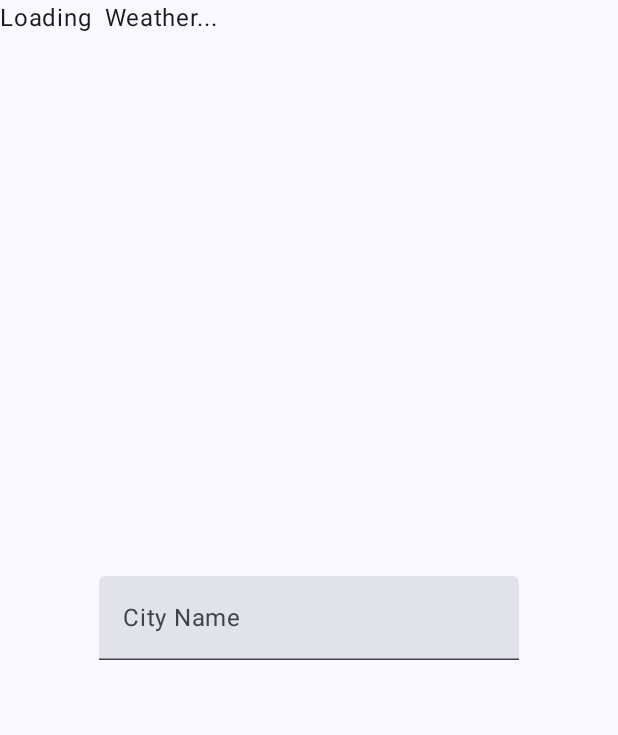
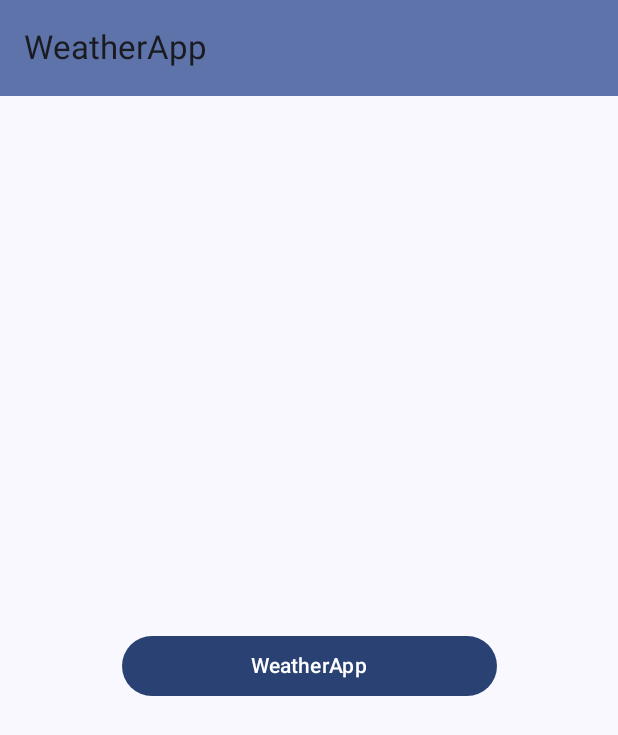
Before and after one commit to abhinavvrm2020/WeatherApp, an Android app built with Jetpack Compose: the screen it shows after launch (MainActivity), on a phone screen of 412 x 824 dp. Shown: the top 735 px of the screen. Run offline under Robolectric (Android 15) with nearby library versions, the phone set to English and light mode, and no system bars.

Commit message:
Added UI

```diff
--- a/app/build.gradle.kts
+++ b/app/build.gradle.kts
@@ -50,6 +50,9 @@ android {
 }
 
 dependencies {
+    implementation(libs.androidx.lifecycle.runtime.ktx.v262)
+    implementation(libs.androidx.lifecycle.viewmodel.compose)
+    implementation(libs.androidx.navigation.compose)
     implementation(libs.gson)
     implementation(libs.retrofit)
     implementation(libs.converter.gson)
--- /dev/null
+++ b/app/src/main/java/com/example/weatherapp/HomeScreen.kt
@@ -0,0 +1,34 @@
+package com.example.weatherapp
+
+import androidx.annotation.StringRes
+import androidx.compose.foundation.layout.Arrangement
+import androidx.compose.foundation.layout.Column
+import androidx.compose.foundation.layout.fillMaxSize
+import androidx.compose.foundation.layout.widthIn
+import androidx.compose.material3.Button
+import androidx.compose.material3.Text
+import androidx.compose.runtime.Composable
+import androidx.compose.ui.Alignment
+import androidx.compose.ui.Modifier
+import androidx.compose.ui.res.stringResource
+import androidx.compose.ui.unit.dp
+
+@Composable
+fun HomeScreen(
+    @StringRes labelResourceId: Int,
+    onNextButtonClicked: () -> Unit,
+    modifier: Modifier = Modifier
+) {
+    Column(
+        modifier = Modifier.fillMaxSize(),
+        verticalArrangement = Arrangement.Center,
+        horizontalAlignment = Alignment.CenterHorizontally
+    ) {
+        Button(
+            onClick = onNextButtonClicked,
+            modifier = modifier.widthIn(min = 250.dp)
+        ) {
+            Text(stringResource(labelResourceId))
+        }
+    }
+}
--- a/app/src/main/java/com/example/weatherapp/MainActivity.kt
+++ b/app/src/main/java/com/example/weatherapp/MainActivity.kt
@@ -1,37 +1,13 @@
 package com.example.weatherapp
 
 import android.os.Bundle
-import android.util.Log
 import androidx.activity.ComponentActivity
 import androidx.activity.compose.setContent
 import androidx.activity.enableEdgeToEdge
-import androidx.compose.foundation.layout.Box
-import androidx.compose.foundation.layout.Column
-import androidx.compose.foundation.layout.Spacer
 import androidx.compose.foundation.layout.fillMaxSize
-import androidx.compose.foundation.layout.height
-import androidx.compose.foundation.layout.padding
-import androidx.compose.material3.MaterialTheme
 import androidx.compose.material3.Scaffold
-import androidx.compose.material3.Surface
-import androidx.compose.material3.Text
-import androidx.compose.material3.TextField
-import androidx.compose.runtime.Composable
-import androidx.compose.runtime.LaunchedEffect
-import androidx.compose.runtime.getValue
-import androidx.compose.runtime.mutableStateOf
-import androidx.compose.runtime.remember
-import androidx.compose.runtime.rememberCoroutineScope
-import androidx.compose.runtime.setValue
-import androidx.compose.ui.Alignment
 import androidx.compose.ui.Modifier
-import androidx.compose.ui.unit.dp
-import com.example.weatherapp.config.RetrofitClient
-import com.example.weatherapp.service.WeatherServiceImpl
 import com.example.weatherapp.ui.theme.WeatherAppTheme
-import com.google.gson.JsonObject
-import kotlinx.coroutines.async
-import kotlinx.coroutines.launch
 
 class MainActivity : ComponentActivity() {
     override fun onCreate(savedInstanceState: Bundle?) {
@@ -39,68 +15,8 @@ class MainActivity : ComponentActivity() {
         enableEdgeToEdge()
         setContent {
             WeatherAppTheme {
-                Scaffold(modifier = Modifier.fillMaxSize()) { innerPadding ->
-                    HomeScreen(modifier = Modifier.padding(innerPadding))
-                }
+                WeatherApp()
             }
         }
     }
 }
-
-@Composable
-fun HomeScreen(modifier: Modifier = Modifier) {
-    var cityName by remember { mutableStateOf("") }
-    Surface(
-        modifier = Modifier.fillMaxSize(),
-        color = MaterialTheme.colorScheme.background
-    ) {
-        Box(
-            modifier = Modifier.fillMaxSize(),
-            contentAlignment = Alignment.Center
-        ) {
-            Column(
-                horizontalAlignment = Alignment.CenterHorizontally
-            ) {
-                TextField(
-                    value = cityName,
-                    onValueChange = { cityName = it },
-                    label = { Text("City Name") },
-                    placeholder = { Text("Type something...") },
-                    singleLine = true,
-                    modifier = Modifier.padding(16.dp)
-                )
-            }
-        }
-    }
-    WeatherScreen(modifier = Modifier.fillMaxSize(), cityName)
-}
-
-@Composable
-fun WeatherScreen(modifier: Modifier = Modifier, cityName: String) {
-    val weatherService = WeatherServiceImpl(RetrofitClient.weatherRetrofitClient)
-    var weatherData1 by remember { mutableStateOf<JsonObject?>(null) }
-
-    val coroutineScope = rememberCoroutineScope()
-
-    LaunchedEffect(Unit) {
-        coroutineScope.launch {
-            try {
-                val job1 = async { weatherService.getCityWeather(cityName) }
-                weatherData1 = job1.await() // Await until the response is received
-            } catch (e: Exception) {
-                Log.e("Main", "Error occurred while fetching weather: ${e.message}")
-                throw e
-            }
-        }
-    }
-
-    Column(modifier = modifier) {
-        weatherData1?.let { data ->
-            val main1: JsonObject = data.getAsJsonObject("main")
-            val temp1: String = main1.get("temp").asString
-            Text(text = temp1)
-        } ?: Text(text = "Loading $cityName Weather...")
-
-        Spacer(modifier = Modifier.height(10.dp))
-    }
-}
--- /dev/null
+++ b/app/src/main/java/com/example/weatherapp/WeatherApp.kt
@@ -0,0 +1,114 @@
+package com.example.weatherapp
+
+import androidx.annotation.StringRes
+import androidx.compose.foundation.layout.padding
+import androidx.compose.material.icons.Icons
+import androidx.compose.material.icons.filled.ArrowBack
+import androidx.compose.material3.ExperimentalMaterial3Api
+import androidx.compose.material3.Icon
+import androidx.compose.material3.IconButton
+import androidx.compose.material3.MaterialTheme
+import androidx.compose.material3.Scaffold
+import androidx.compose.material3.Text
+import androidx.compose.material3.TopAppBar
+import androidx.compose.material3.TopAppBarDefaults
+import androidx.compose.runtime.Composable
+import androidx.compose.runtime.collectAsState
+import androidx.compose.runtime.getValue
+import androidx.compose.ui.Modifier
+import androidx.compose.ui.res.stringResource
+import com.example.weatherapp.viewModel.WeatherViewModel
+import androidx.lifecycle.viewmodel.compose.viewModel
+import androidx.navigation.NavHostController
+import androidx.navigation.compose.NavHost
+import androidx.navigation.compose.composable
+import androidx.navigation.compose.currentBackStackEntryAsState
+import androidx.navigation.compose.rememberNavController
+
+enum class WeatherAppScreen(@StringRes val title: Int) {
+    Start(title = R.string.app_name),
+    Search(title = R.string.search),
+    Result(title = R.string.result),
+}
+
+@OptIn(ExperimentalMaterial3Api::class)
+@Composable
+fun WeatherAppBar(
+    currentScreen: WeatherAppScreen,
+    canNavigateBack: Boolean,
+    navigateUp: () -> Unit,
+    modifier: Modifier = Modifier
+) {
+    TopAppBar(
+        title = { Text(stringResource(currentScreen.title)) },
+        colors = TopAppBarDefaults.mediumTopAppBarColors(
+            containerColor = MaterialTheme.colorScheme.primaryContainer
+        ),
+        modifier = modifier,
+        navigationIcon = {
+            if (canNavigateBack) {
+                IconButton(onClick = navigateUp) {
+                    Icon(
+                        imageVector = Icons.Filled.ArrowBack,
+                        contentDescription = stringResource(R.string.back_button)
+                    )
+                }
+            }
+        }
+    )
+}
+
+@Composable
+fun WeatherApp(
+    viewModel: WeatherViewModel = viewModel(),
+    navController: NavHostController = rememberNavController()
+) {
+    val backStackEntry by navController.currentBackStackEntryAsState()
+    val currentScreen = WeatherAppScreen.valueOf(
+        backStackEntry?.destination?.route ?: WeatherAppScreen.Start.name
+    )
+    Scaffold (
+        topBar = {
+            WeatherAppBar(
+                currentScreen = currentScreen,
+                canNavigateBack = navController.previousBackStackEntry != null,
+                navigateUp = {navController.navigateUp()}
+            )
+        }
+    ) { innerPadding ->
+        val uiState by viewModel.uiState.collectAsState()
+        NavHost(
+            navController = navController,
+            startDestination = WeatherAppScreen.Start.name,
+            modifier = Modifier.padding(innerPadding)
+        ) {
+            composable(route = WeatherAppScreen.Start.name) {
+                HomeScreen(
+                    R.string.app_name,
+                    onNextButtonClicked = {
+                        navController.navigate(WeatherAppScreen.Search.name)
+                    }
+                )
+            }
+            composable(route = WeatherAppScreen.Search.name) {
+                SearchScreen(
+                    onCityNameEntered = { viewModel.setCityName(it) },
+                    onNextButtonClicked = { navController.navigate(WeatherAppScreen.Result.name) }
+                )
+            }
+            composable(route = WeatherAppScreen.Result.name) {
+                ResultScreen(
+                    cityName = uiState.cityName
+                )
+            }
+        }
+    }
+}
+
+private fun cancelOrderAndNavigateToStart(
+    viewModel: WeatherViewModel,
+    navController: NavHostController
+) {
+    viewModel.resetDetails()
+    navController.popBackStack(WeatherAppScreen.Start.name, inclusive = false)
+}
--- /dev/null
+++ b/app/src/main/java/com/example/weatherapp/data/WeatherUiState.kt
@@ -0,0 +1,6 @@
+package com.example.weatherapp.data
+
+data class WeatherUiState(
+    val temperature: String,
+    val cityName: String
+)
--- /dev/null
+++ b/app/src/main/java/com/example/weatherapp/model/Weather.kt
@@ -0,0 +1,3 @@
+package com.example.weatherapp.model
+
+data class Weather(val temperature: String, val cityName: String)
--- /dev/null
+++ b/app/src/main/java/com/example/weatherapp/viewModel/WeatherViewModel.kt
@@ -0,0 +1,29 @@
+package com.example.weatherapp.viewModel
+
+import androidx.lifecycle.ViewModel
+import com.example.weatherapp.data.WeatherUiState
+import kotlinx.coroutines.flow.MutableStateFlow
+import kotlinx.coroutines.flow.StateFlow
+import kotlinx.coroutines.flow.asStateFlow
+import kotlinx.coroutines.flow.update
+
+class WeatherViewModel: ViewModel() {
+    private val _uiState = MutableStateFlow(WeatherUiState("", ""))
+    val uiState: StateFlow<WeatherUiState> =_uiState.asStateFlow()
+
+    fun setTemperature(temperatureFromApi: String) {
+        _uiState.update { currentState ->
+            currentState.copy(temperature = temperatureFromApi)
+        }
+    }
+
+    fun setCityName(cityNameFromSearchBar: String) {
+        _uiState.update { currentState ->
+            currentState.copy(cityName = cityNameFromSearchBar)
+        }
+    }
+
+    fun resetDetails() {
+        _uiState.value = WeatherUiState(temperature = "", cityName = "")
+    }
+}
--- a/app/src/main/res/values/strings.xml
+++ b/app/src/main/res/values/strings.xml
@@ -1,3 +1,6 @@
 <resources>
     <string name="app_name">WeatherApp</string>
+    <string name="search">Search</string>
+    <string name="result">Result</string>
+    <string name="back_button">Back</string>
 </resources>
--- a/gradle/libs.versions.toml
+++ b/gradle/libs.versions.toml
@@ -10,11 +10,17 @@ espressoCore = "3.6.1"
 lifecycleRuntimeKtx = "2.8.4"
 activityCompose = "1.9.1"
 composeBom = "2024.04.01"
+lifecycleRuntimeKtxVersion = "2.6.2"
+lifecycleViewmodelCompose = "2.8.6"
 loggingInterceptor = "4.9.3"
+navigationCompose = "2.8.3"
 retrofit = "2.9.0"
 
 [libraries]
 androidx-core-ktx = { group = "androidx.core", name = "core-ktx", version.ref = "coreKtx" }
+androidx-lifecycle-runtime-ktx-v262 = { module = "androidx.lifecycle:lifecycle-runtime-ktx", version.ref = "lifecycleRuntimeKtxVersion" }
+androidx-lifecycle-viewmodel-compose = { module = "androidx.lifecycle:lifecycle-viewmodel-compose", version.ref = "lifecycleViewmodelCompose" }
+androidx-navigation-compose = { module = "androidx.navigation:navigation-compose", version.ref = "navigationCompose" }
 converter-gson = { module = "com.squareup.retrofit2:converter-gson", version.ref = "converterGson" }
 gson = { module = "com.google.code.gson:gson", version.ref = "gson" }
 junit = { group = "junit", name = "junit", version.ref = "junit" }
```
Also changed, not shown: app/src/main/java/com/example/weatherapp/ResultScreen.kt (added, +51 -0 lines), app/src/main/java/com/example/weatherapp/SearchScreen.kt (added, +71 -0 lines).
